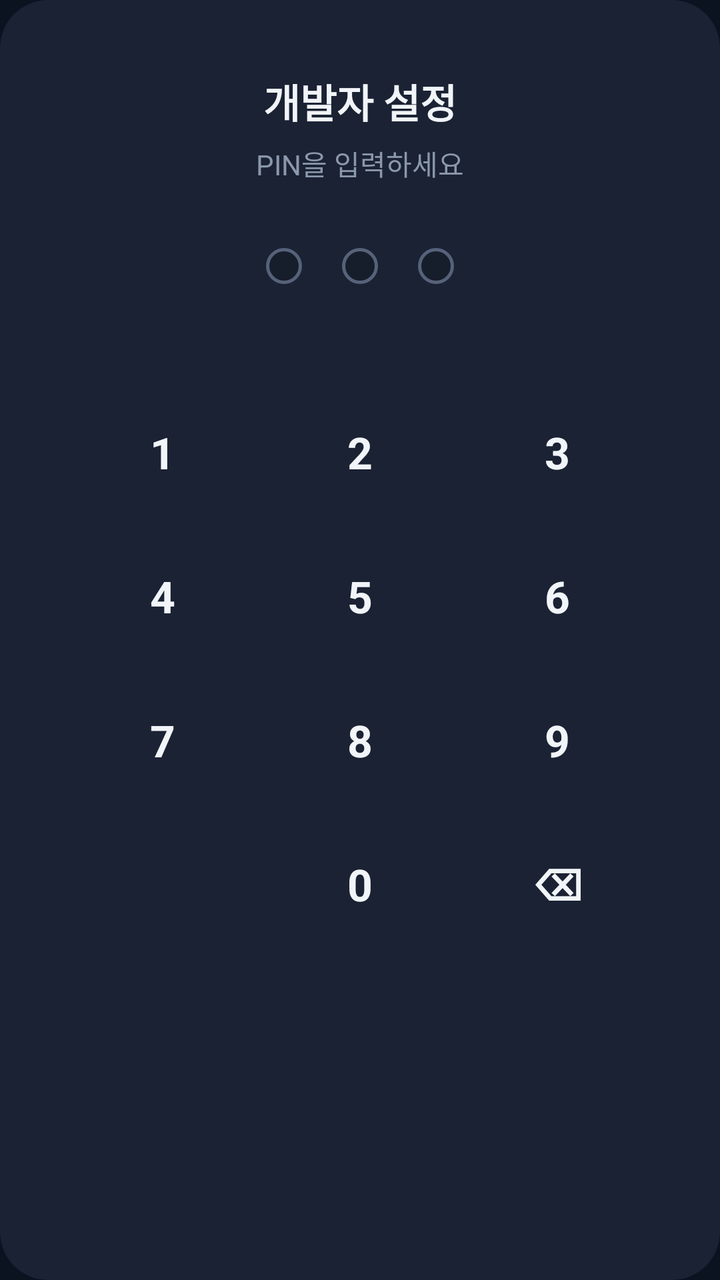
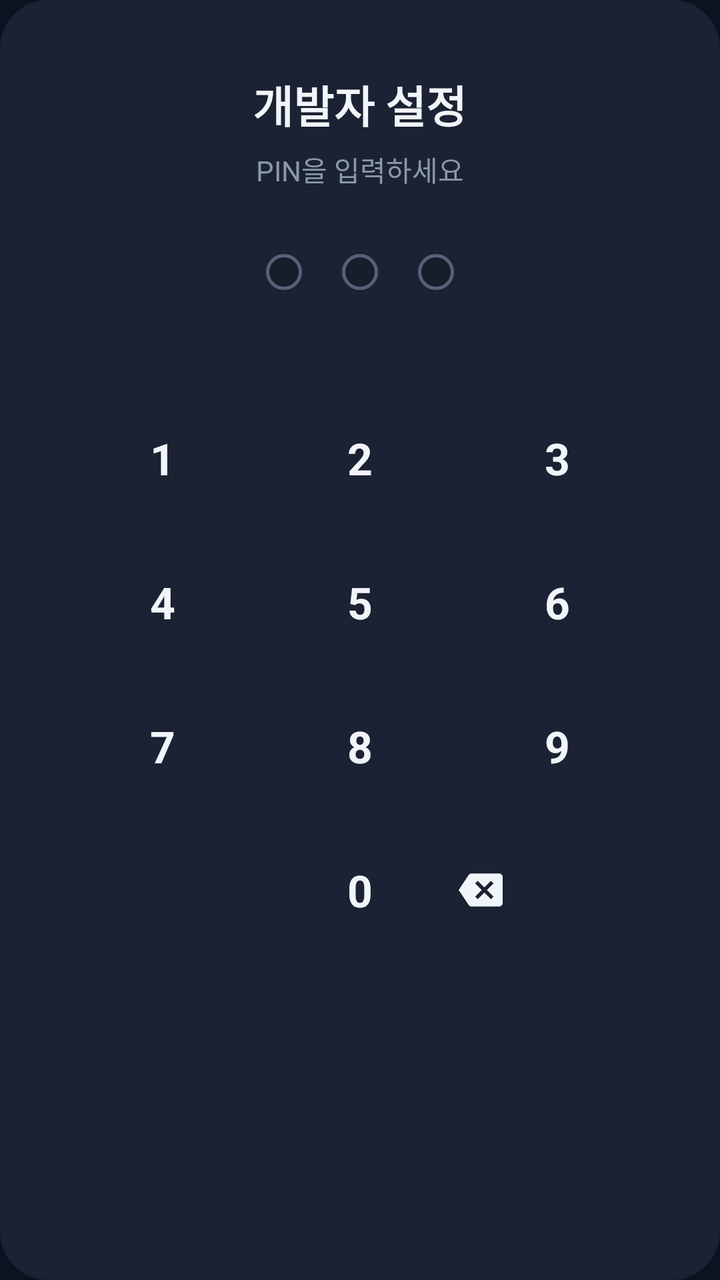

An Android layout rendered at two revisions. The XML below is the earlier revision; the diff shows what the commit changed to produce the second picture.
<!-- AndroidManifest.xml: application theme Theme.SafeAlert -->
<!-- res/layout/dialog_pin.xml -->
<?xml version="1.0" encoding="utf-8"?>
<LinearLayout xmlns:android="http://schemas.android.com/apk/res/android"
    android:layout_width="match_parent"
    android:layout_height="wrap_content"
    android:orientation="vertical"
    android:paddingStart="32dp"
    android:paddingEnd="32dp"
    android:paddingTop="36dp"
    android:paddingBottom="28dp"
    android:background="@drawable/shape_dialog_bg">

    <TextView
        android:layout_width="wrap_content"
        android:layout_height="wrap_content"
        android:layout_gravity="center_horizontal"
        android:text="개발자 설정"
        android:textSize="20sp"
        android:textStyle="bold"
        android:textColor="@color/sa_text_primary" />

    <TextView
        android:layout_width="wrap_content"
        android:layout_height="wrap_content"
        android:layout_gravity="center_horizontal"
        android:layout_marginTop="6dp"
        android:text="PIN을 입력하세요"
        android:textSize="@dimen/sa_type_value"
        android:textColor="@color/sa_text_tertiary" />

    
    <LinearLayout
        android:layout_width="wrap_content"
        android:layout_height="wrap_content"
        android:layout_gravity="center_horizontal"
        android:layout_marginTop="32dp"
        android:layout_marginBottom="12dp"
        android:orientation="horizontal">
        <View android:id="@+id/dot1" android:layout_width="18dp" android:layout_height="18dp"
            android:layout_marginEnd="20dp" android:background="@drawable/shape_pin_dot_empty"/>
        <View android:id="@+id/dot2" android:layout_width="18dp" android:layout_height="18dp"
            android:layout_marginEnd="20dp" android:background="@drawable/shape_pin_dot_empty"/>
        <View android:id="@+id/dot3" android:layout_width="18dp" android:layout_height="18dp"
            android:background="@drawable/shape_pin_dot_empty"/>
    </LinearLayout>

    
    <TextView
        android:id="@+id/tv_error"
        android:layout_width="wrap_content"
        android:layout_height="24dp"
        android:layout_gravity="center_horizontal"
        android:layout_marginBottom="12dp"
        android:text="PIN이 올바르지 않습니다"
        android:textSize="@dimen/sa_type_body"
        android:textColor="@color/sa_danger"
        android:visibility="invisible" />

    
    <LinearLayout android:layout_width="match_parent" android:layout_height="72dp" android:orientation="horizontal">
        <TextView android:id="@+id/btn1" style="@style/PinButton" android:text="1"/>
        <TextView android:id="@+id/btn2" style="@style/PinButton" android:text="2"/>
        <TextView android:id="@+id/btn3" style="@style/PinButton" android:text="3"/>
    </LinearLayout>
    <LinearLayout android:layout_width="match_parent" android:layout_height="72dp" android:orientation="horizontal">
        <TextView android:id="@+id/btn4" style="@style/PinButton" android:text="4"/>
        <TextView android:id="@+id/btn5" style="@style/PinButton" android:text="5"/>
        <TextView android:id="@+id/btn6" style="@style/PinButton" android:text="6"/>
    </LinearLayout>
    <LinearLayout android:layout_width="match_parent" android:layout_height="72dp" android:orientation="horizontal">
        <TextView android:id="@+id/btn7" style="@style/PinButton" android:text="7"/>
        <TextView android:id="@+id/btn8" style="@style/PinButton" android:text="8"/>
        <TextView android:id="@+id/btn9" style="@style/PinButton" android:text="9"/>
    </LinearLayout>
    <LinearLayout android:layout_width="match_parent" android:layout_height="72dp" android:orientation="horizontal">
        <Space android:layout_width="0dp" android:layout_height="match_parent" android:layout_weight="1"/>
        <TextView android:id="@+id/btn0" style="@style/PinButton" android:text="0"/>
        <TextView android:id="@+id/btn_back" style="@style/PinButton" android:text="⌫"/>
    </LinearLayout>

</LinearLayout>
<!-- resources referenced by this layout -->
<resources>
  <color name="sa_danger">#FB7185</color>
  <color name="sa_text_primary">#F1F5F9</color>
  <color name="sa_text_tertiary">#8B98AC</color>
  <dimen name="sa_type_body">13sp</dimen>
  <dimen name="sa_type_value">14sp</dimen>
  <!-- drawable shape_dialog_bg (drawable) -->
  <?xml version="1.0" encoding="utf-8"?>
  <shape xmlns:android="http://schemas.android.com/apk/res/android" android:shape="rectangle">
      <solid android:color="@color/sa_surface"/>
      <corners android:radius="@dimen/sa_radius_lg"/>
  </shape>
  <!-- drawable shape_pin_dot_empty (drawable) -->
  <?xml version="1.0" encoding="utf-8"?>
  <shape xmlns:android="http://schemas.android.com/apk/res/android" android:shape="oval">
      <stroke android:width="1.5dp" android:color="@color/sa_stroke"/>
      <solid android:color="@color/sa_surface_alt"/>
  </shape>
  <style name="PinButton">
          <item name="android:layout_width">0dp</item>
          <item name="android:layout_height">match_parent</item>
          <item name="android:layout_weight">1</item>
          <item name="android:gravity">center</item>
          <item name="android:minHeight">@dimen/sa_touch_min</item>
          <item name="android:textSize">@dimen/sa_type_display</item>
          <item name="android:textStyle">bold</item>
          <item name="android:textColor">@color/sa_text_primary</item>
          <item name="android:background">?attr/selectableItemBackground</item>
          <item name="android:clickable">true</item>
          <item name="android:focusable">true</item>
      </style>
  <color name="sa_surface">#1A2233</color>
  <dimen name="sa_radius_lg">24dp</dimen>
  <color name="sa_stroke">#56627A</color>
  <color name="sa_surface_alt">#161D2B</color>
  <dimen name="sa_touch_min">48dp</dimen>
  <dimen name="sa_type_display">22sp</dimen>
  <color name="sa_accent">#7DD3FC</color>
  <color name="sa_accent_dim">#60A5FA</color>
  <color name="sa_on_accent">#0B1220</color>
  <color name="sa_bg">#0B1220</color>
  <color name="sa_text_secondary">#C3CDDC</color>
  <!-- unchanged entries left out for length: 1 -->
</resources>

<!-- the commit's change to res/layout/dialog_pin.xml (unified diff, before → after) -->
@@ -3,8 +3,8 @@
     android:layout_width="match_parent"
     android:layout_height="wrap_content"
     android:orientation="vertical"
-    android:paddingStart="32dp"
-    android:paddingEnd="32dp"
+    android:paddingStart="@dimen/sa_space_xxl"
+    android:paddingEnd="@dimen/sa_space_xxl"
     android:paddingTop="36dp"
     android:paddingBottom="28dp"
     android:background="@drawable/shape_dialog_bg">
@@ -14,7 +14,7 @@
         android:layout_height="wrap_content"
         android:layout_gravity="center_horizontal"
         android:text="개발자 설정"
-        android:textSize="20sp"
+        android:textSize="@dimen/sa_type_display"
         android:textStyle="bold"
         android:textColor="@color/sa_text_primary" />
 
@@ -32,8 +32,8 @@
         android:layout_width="wrap_content"
         android:layout_height="wrap_content"
         android:layout_gravity="center_horizontal"
-        android:layout_marginTop="32dp"
-        android:layout_marginBottom="12dp"
+        android:layout_marginTop="@dimen/sa_space_xxl"
+        android:layout_marginBottom="@dimen/sa_space_md"
         android:orientation="horizontal">
         <View android:id="@+id/dot1" android:layout_width="18dp" android:layout_height="18dp"
             android:layout_marginEnd="20dp" android:background="@drawable/shape_pin_dot_empty"/>
@@ -49,7 +49,7 @@
         android:layout_width="wrap_content"
         android:layout_height="24dp"
         android:layout_gravity="center_horizontal"
-        android:layout_marginBottom="12dp"
+        android:layout_marginBottom="@dimen/sa_space_md"
         android:text="PIN이 올바르지 않습니다"
         android:textSize="@dimen/sa_type_body"
         android:textColor="@color/sa_danger"
@@ -74,7 +74,7 @@
     <LinearLayout android:layout_width="match_parent" android:layout_height="72dp" android:orientation="horizontal">
         <Space android:layout_width="0dp" android:layout_height="match_parent" android:layout_weight="1"/>
         <TextView android:id="@+id/btn0" style="@style/PinButton" android:text="0"/>
-        <TextView android:id="@+id/btn_back" style="@style/PinButton" android:text="⌫"/>
+        <TextView android:id="@+id/btn_back" style="@style/PinButton" android:drawableStart="@drawable/ic_backspace" android:drawableTint="@color/sa_text_primary" android:contentDescription="지우기"/>
     </LinearLayout>
 
 </LinearLayout>
<!-- resource entries referenced after the edit -->
@@ -3,8 +3,21 @@
   <color name="sa_danger">#FB7185</color>
   <color name="sa_text_primary">#F1F5F9</color>
   <color name="sa_text_tertiary">#8B98AC</color>
+  <dimen name="sa_space_md">12dp</dimen>
+  <dimen name="sa_space_xxl">32dp</dimen>
   <dimen name="sa_type_body">13sp</dimen>
   <dimen name="sa_type_value">14sp</dimen>
+  <!-- drawable ic_backspace (drawable) -->
+  <?xml version="1.0" encoding="utf-8"?>
+  <vector xmlns:android="http://schemas.android.com/apk/res/android"
+      android:width="22dp"
+      android:height="22dp"
+      android:viewportWidth="24"
+      android:viewportHeight="24">
+      <path
+          android:fillColor="#FFFFFF"
+          android:pathData="M22,3H7c-0.69,0 -1.23,0.35 -1.59,0.88L0,12l5.41,8.11c0.36,0.53 0.9,0.89 1.59,0.89h15c1.1,0 2,-0.9 2,-2V5c0,-1.1 -0.9,-2 -2,-2zM19,15.59L17.59,17 14,13.41 10.41,17 9,15.59 12.59,12 9,8.41 10.41,7 14,10.59 17.59,7 19,8.41 15.41,12 19,15.59z" />
+  </vector>
   <!-- drawable shape_dialog_bg (drawable) -->
   <?xml version="1.0" encoding="utf-8"?>
   <shape xmlns:android="http://schemas.android.com/apk/res/android" android:shape="rectangle">
